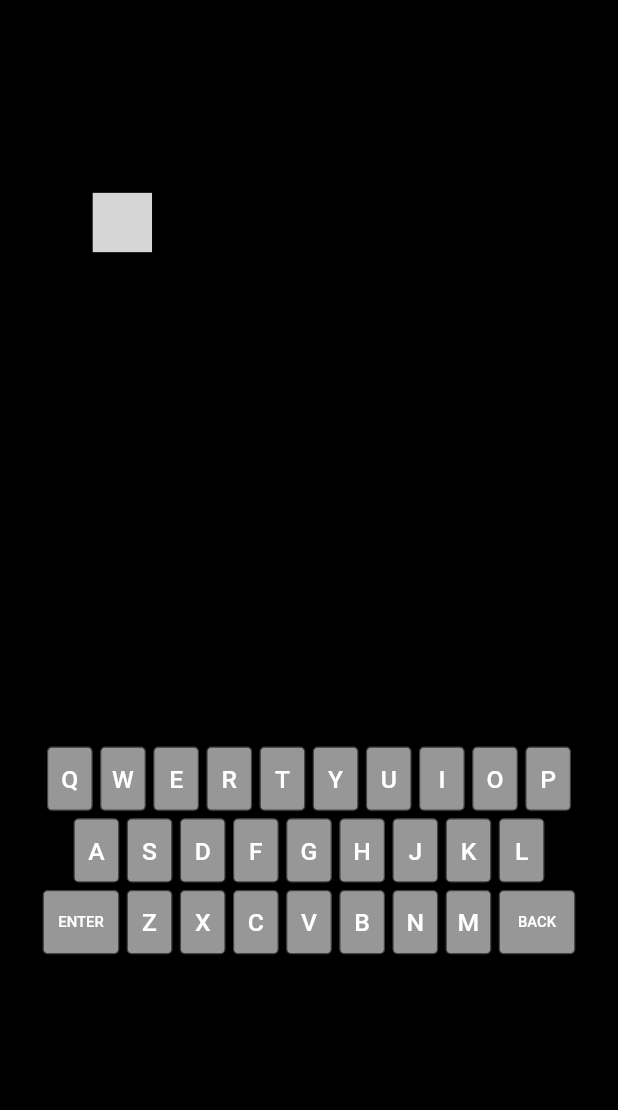
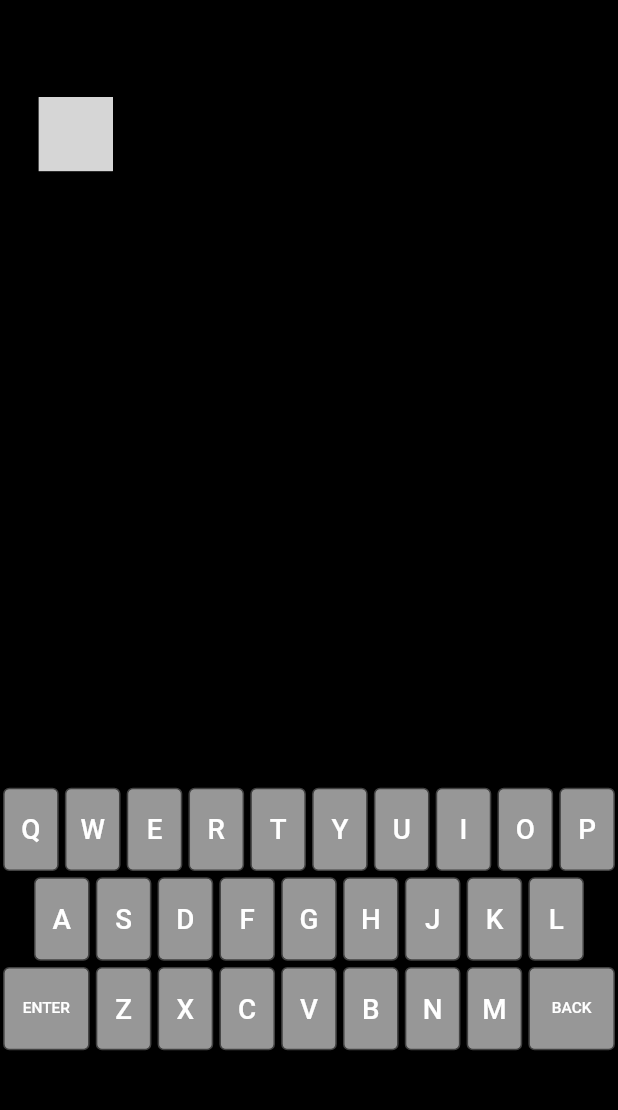
Before and after one commit to johnnysbug/flutterdle, a Flutter app: the screen it shows after launch, on a phone screen of 412 x 824 dp, the part 84-1194 px from its top. Run offline on Flutter 3.47's test engine with Material 2 defaults, Android fonts, the phone set to English and light mode, and no system bars; our stand-ins replace share_plus; missing offline and left inert: flutter_animator; statements that could not run were skipped; project files that could hold a hidden picture were left out; grey boxes are pictures that could not be loaded.

Commit message:
updates board layout to make larger

```diff
--- a/lib/main.dart
+++ b/lib/main.dart
@@ -173,7 +173,6 @@ class _MyHomePageState extends State<MyHomePage> {
             ),
           ],
         ),
-        backgroundColor: Colors.black,
         body: FutureBuilder(
             future: _initialized,
             builder: (BuildContext context, AsyncSnapshot<bool> snapshot) {
@@ -183,7 +182,7 @@ class _MyHomePageState extends State<MyHomePage> {
                 children = [
                   Positioned(
                       top: 25,
-                      left: 75,
+                      left: 25,
                       child: Board(
                           _game.context, Wordle.rowLength, _game.shakeKeys, _game.bounceKeys)),
                   Positioned(top: 470, left: 0, child: Keyboard(_game.context.keys, _onKeyPressed)),
@@ -197,7 +196,7 @@ class _MyHomePageState extends State<MyHomePage> {
                     child: FittedBox(
                       fit: BoxFit.contain,
                       child: SizedBox(
-                        width: 500,
+                        width: 400,
                         height: 670,
                         child: Stack(
                           children: children,
--- a/lib/widgets/keyboard.dart
+++ b/lib/widgets/keyboard.dart
@@ -22,10 +22,10 @@ class Keyboard extends StatelessWidget {
 
   Widget _buildCell(String letter, GameColor color) {
     return SizedBox(
-      width: letter.length > 1 ? 68 : 43,
+      width: letter.length > 1 ? 60 : 40,
       height: 58,
       child: Padding(
-        padding: const EdgeInsets.all(3.0),
+        padding: const EdgeInsets.all(2.0),
         child: Container(
           decoration: BoxDecoration(
               border: Border.all(
@@ -41,7 +41,7 @@ class Keyboard extends StatelessWidget {
               child: Text(
                 letter,
                 textAlign: TextAlign.center,
-                style: TextStyle(fontSize: letter.length > 1 ? 12 : 20, color: Colors.white),
+                style: TextStyle(fontSize: letter.length > 1 ? 10 : 18, color: Colors.white),
               )),
         ),
       ),
@@ -63,6 +63,6 @@ class Keyboard extends StatelessWidget {
 
   @override
   Widget build(BuildContext context) {
-    return SizedBox(width: 500, height: 200, child: Column(children: _buildKeys()));
+    return SizedBox(width: 400, height: 200, child: Column(children: _buildKeys()));
   }
 }
```
Also changed, not shown: lib/widgets/stats.dart (+6 -7 lines).
